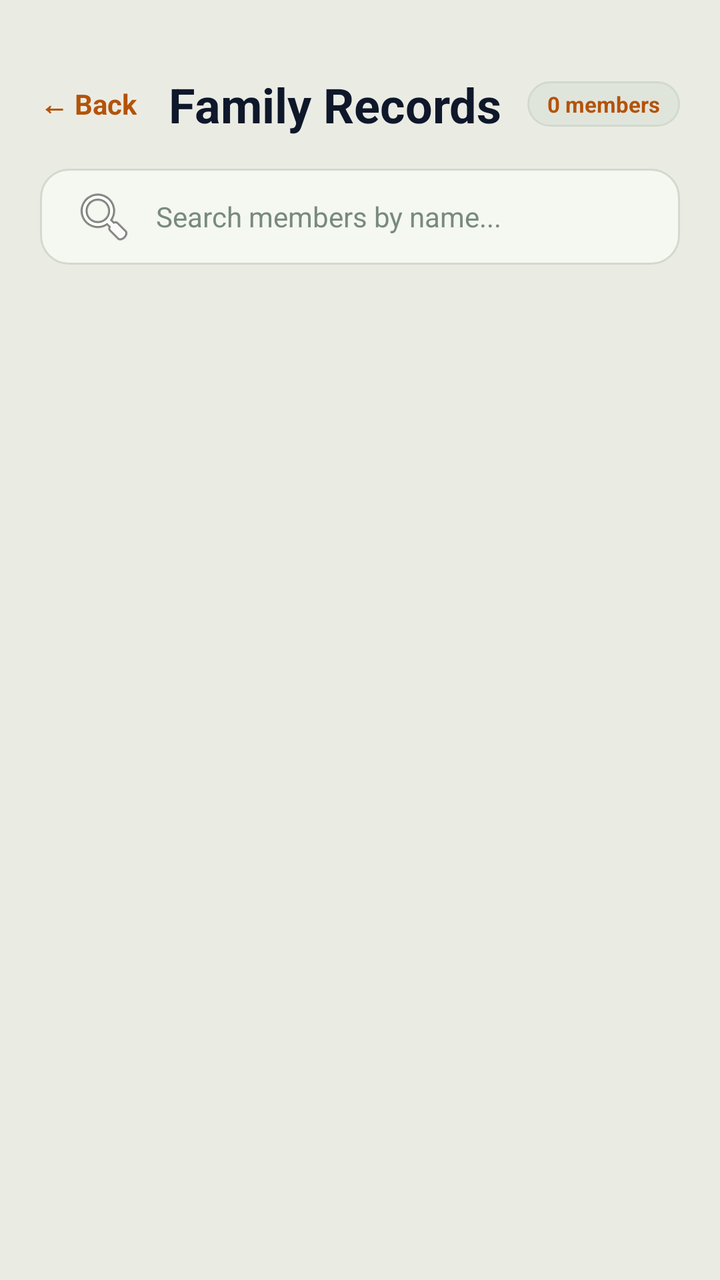
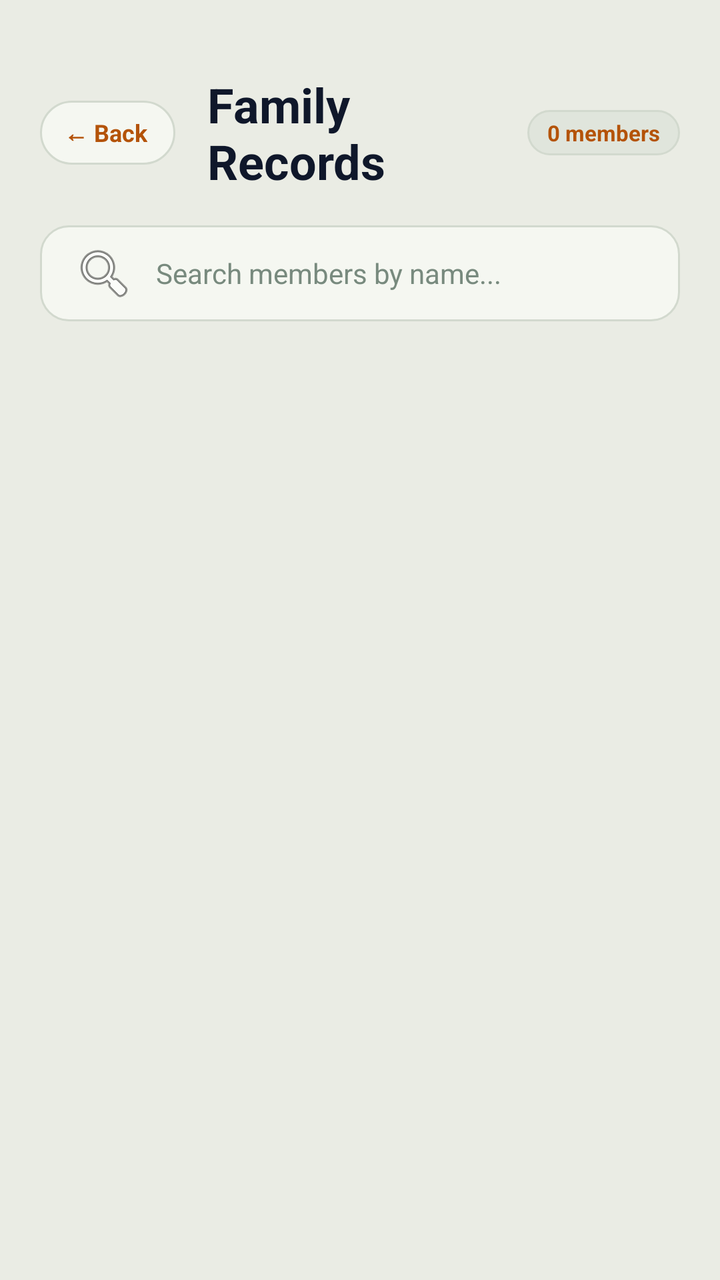

An Android layout rendered at two revisions. The XML below is the earlier revision; the diff shows what the commit changed to produce the second picture.
<!-- AndroidManifest.xml: application theme Theme.BTProject2 -->
<!-- res/layout/activity_family_records.xml -->
<?xml version="1.0" encoding="utf-8"?>
<LinearLayout xmlns:android="http://schemas.android.com/apk/res/android"
    android:layout_width="match_parent"
    android:layout_height="match_parent"
    android:orientation="vertical"
    android:background="@color/forest_bg"
    android:fitsSystemWindows="true">

    
    <LinearLayout
        android:layout_width="match_parent"
        android:layout_height="wrap_content"
        android:orientation="vertical"
        android:paddingStart="20dp"
        android:paddingEnd="20dp"
        android:paddingTop="36dp"
        android:paddingBottom="16dp"
        android:background="@color/forest_bg">

        <LinearLayout
            android:layout_width="match_parent"
            android:layout_height="wrap_content"
            android:orientation="horizontal"
            android:gravity="center_vertical"
            android:layout_marginBottom="16dp">

            <TextView
                android:id="@+id/btnBack"
                android:layout_width="wrap_content"
                android:layout_height="wrap_content"
                android:text="← Back"
                android:textSize="14sp"
                android:textStyle="bold"
                android:textColor="@color/gold_accent"
                android:layout_marginEnd="16dp"
                android:clickable="true"
                android:focusable="true" />

            <TextView
                android:layout_width="0dp"
                android:layout_height="wrap_content"
                android:layout_weight="1"
                android:text="Family Records"
                android:textSize="24sp"
                android:textStyle="bold"
                android:textColor="@color/text_primary" />

            
            <TextView
                android:id="@+id/tvMemberCount"
                android:layout_width="wrap_content"
                android:layout_height="wrap_content"
                android:text="0 members"
                android:textSize="11sp"
                android:textStyle="bold"
                android:textColor="@color/mint_text"
                android:background="@drawable/badge_pill_dark"
                android:paddingStart="10dp"
                android:paddingEnd="10dp"
                android:paddingTop="4dp"
                android:paddingBottom="4dp" />
        </LinearLayout>

        
        <EditText
            android:id="@+id/etSearch"
            android:layout_width="match_parent"
            android:layout_height="48dp"
            android:hint="Search members by name..."
            android:background="@drawable/input_bg"
            android:paddingStart="16dp"
            android:paddingEnd="16dp"
            android:textSize="14sp"
            android:textColor="@color/text_primary"
            android:textColorHint="@color/text_hint"
            android:inputType="text"
            android:drawableStart="@android:drawable/ic_menu_search"
            android:drawablePadding="10dp" />
    </LinearLayout>

    
    <FrameLayout
        android:layout_width="match_parent"
        android:layout_height="0dp"
        android:layout_weight="1">

        
        <androidx.recyclerview.widget.RecyclerView
            android:id="@+id/rvMembers"
            android:layout_width="match_parent"
            android:layout_height="match_parent"
            android:paddingStart="16dp"
            android:paddingEnd="16dp"
            android:paddingTop="8dp"
            android:paddingBottom="24dp"
            android:clipToPadding="false" />

        
        <ProgressBar
            android:id="@+id/progressBar"
            android:layout_width="40dp"
            android:layout_height="40dp"
            android:layout_gravity="center"
            android:indeterminateTint="@color/emerald_accent"
            android:visibility="gone" />

        
        <LinearLayout
            android:id="@+id/layoutEmptyRecords"
            android:layout_width="match_parent"
            android:layout_height="match_parent"
            android:orientation="vertical"
            android:gravity="center"
            android:padding="24dp"
            android:visibility="gone">

            <TextView
                android:layout_width="wrap_content"
                android:layout_height="wrap_content"
                android:text="📜"
                android:textSize="40sp"
                android:layout_marginBottom="12dp" />

            <TextView
                android:layout_width="wrap_content"
                android:layout_height="wrap_content"
                android:text="No Family Records Found"
                android:textSize="17sp"
                android:textStyle="bold"
                android:textColor="@color/text_primary" />

            <TextView
                android:id="@+id/tvEmptySubtitle"
                android:layout_width="wrap_content"
                android:layout_height="wrap_content"
                android:text="Start by adding the first member of your family tree."
                android:textSize="13sp"
                android:textColor="@color/text_secondary"
                android:gravity="center"
                android:layout_marginTop="6dp"
                android:layout_marginBottom="20dp" />

            <TextView
                android:id="@+id/btnEmptyAddMember"
                android:layout_width="wrap_content"
                android:layout_height="42dp"
                android:gravity="center"
                android:text="+ Add Family Member"
                android:textSize="13sp"
                android:textStyle="bold"
                android:textColor="#0A1B12"
                android:background="@drawable/btn_gold_primary"
                android:paddingStart="20dp"
                android:paddingEnd="20dp"
                android:clickable="true"
                android:focusable="true" />
        </LinearLayout>
    </FrameLayout>
</LinearLayout>
<!-- resources referenced by this layout -->
<resources>
  <color name="emerald_accent">#D97706</color>
  <color name="forest_bg">#EAECE4</color>
  <color name="gold_accent">#B45309</color>
  <color name="mint_text">#B45309</color>
  <color name="text_hint">#788A7E</color>
  <color name="text_primary">#0F172A</color>
  <color name="text_secondary">#475569</color>
  <!-- drawable badge_pill_dark (drawable) -->
  <?xml version="1.0" encoding="utf-8"?>
  <shape xmlns:android="http://schemas.android.com/apk/res/android"
      android:shape="rectangle">
      <solid android:color="@color/forest_card_light" />
      <corners android:radius="20dp" />
      <stroke
          android:width="1dp"
          android:color="@color/forest_card_border" />
  </shape>
  <!-- drawable btn_gold_primary (drawable) -->
  <?xml version="1.0" encoding="utf-8"?>
  <ripple xmlns:android="http://schemas.android.com/apk/res/android"
      android:color="#40FFFFFF">
      <item>
          <shape android:shape="rectangle">
              <solid android:color="@color/gold_accent" />
              <corners android:radius="14dp" />
          </shape>
      </item>
  </ripple>
  <!-- drawable input_bg (drawable) -->
  <?xml version="1.0" encoding="utf-8"?>
  <shape xmlns:android="http://schemas.android.com/apk/res/android"
      android:shape="rectangle">
      <solid android:color="@color/forest_card" />
      <corners android:radius="14dp" />
      <stroke android:width="1dp" android:color="@color/forest_card_border" />
  </shape>
  <style name="Theme.BTProject2" parent="Theme.MaterialComponents.DayNight.NoActionBar">
          <item name="colorPrimary">@color/gold_accent</item>
          <item name="colorPrimaryDark">@color/gold_accent_dark</item>
          <item name="colorAccent">@color/gold_accent</item>
          <item name="android:windowBackground">@color/forest_bg</item>
          <item name="android:statusBarColor">@color/forest_bg</item>
          <item name="android:windowLightStatusBar">true</item>
      </style>
  <color name="forest_card_light">#E0E5DC</color>
  <color name="forest_card_border">#D2D9CE</color>
  <color name="forest_card">#F5F7F1</color>
  <color name="gold_accent_dark">#78350F</color>
</resources>

<!-- the commit's change to res/layout/activity_family_records.xml (unified diff, before → after) -->
@@ -27,11 +27,15 @@
             <TextView
                 android:id="@+id/btnBack"
                 android:layout_width="wrap_content"
-                android:layout_height="wrap_content"
+                android:layout_height="32dp"
+                android:background="@drawable/bg_nav_back_pill"
+                android:gravity="center_vertical"
+                android:paddingStart="12dp"
+                android:paddingEnd="14dp"
                 android:text="← Back"
-                android:textSize="14sp"
+                android:textSize="12sp"
                 android:textStyle="bold"
-                android:textColor="@color/gold_accent"
+                android:textColor="@color/primary"
                 android:layout_marginEnd="16dp"
                 android:clickable="true"
                 android:focusable="true" />
<!-- resource entries referenced after the edit -->
@@ -3,7 +3,10 @@
   <color name="emerald_accent">#D97706</color>
   <color name="forest_bg">#EAECE4</color>
   <color name="gold_accent">#B45309</color>
+  <color name="card_bg">#F5F7F1</color>
+  <color name="card_border">#D2D9CE</color>
   <color name="mint_text">#B45309</color>
+  <color name="primary">#B45309</color>
   <color name="text_hint">#788A7E</color>
   <color name="text_primary">#0F172A</color>
   <color name="text_secondary">#475569</color>
@@ -17,6 +20,20 @@
           android:width="1dp"
           android:color="@color/forest_card_border" />
   </shape>
+  <!-- drawable bg_nav_back_pill (drawable) -->
+  <?xml version="1.0" encoding="utf-8"?>
+  <ripple xmlns:android="http://schemas.android.com/apk/res/android"
+      android:color="@color/gold_accent">
+      <item>
+          <shape android:shape="rectangle">
+              <solid android:color="@color/card_bg" />
+              <corners android:radius="20dp" />
+              <stroke
+                  android:width="1dp"
+                  android:color="@color/card_border" />
+          </shape>
+      </item>
+  </ripple>
   <!-- drawable btn_gold_primary (drawable) -->
   <?xml version="1.0" encoding="utf-8"?>
   <ripple xmlns:android="http://schemas.android.com/apk/res/android"
